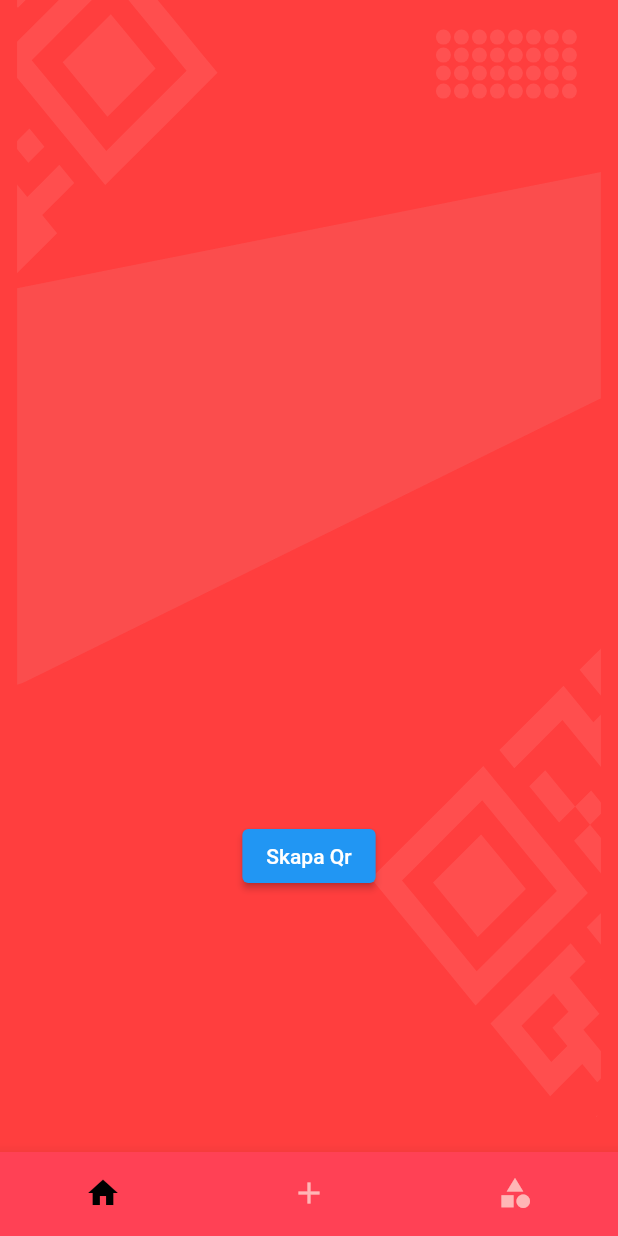
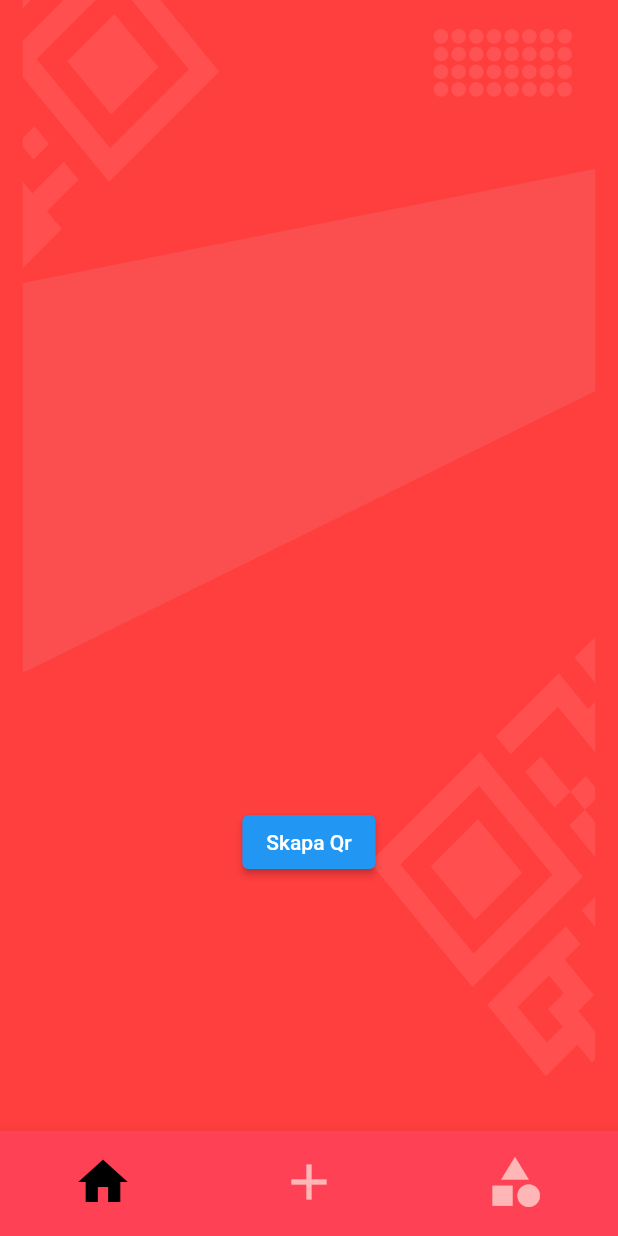
Before and after one commit to emillaudon/clubapp, a Flutter app: the screen it shows after launch, on a phone screen of 412 x 824 dp. Run offline on Flutter 3.47's test engine with Material 2 defaults, Android fonts, the phone set to English and light mode, and no system bars; our stand-ins replace flutter_svg, qr_flutter.

Commit message:
changed icon sizes

```diff
--- a/lib/views/home.dart
+++ b/lib/views/home.dart
@@ -45,16 +45,16 @@ class _MyHomePageState extends State<MyHomePage> {
         showUnselectedLabels: false,
         backgroundColor: Theme.of(context).bottomAppBarColor,
         items: const <BottomNavigationBarItem>[
-          BottomNavigationBarItem(
-            icon: Icon(Icons.home),
-            label: 'Hem',
-            ),
             BottomNavigationBarItem(
-              icon: Icon(Icons.add),
+              icon: Icon(Icons.home, size: 40.0,),
+              label: 'Hem',
+              ),
+            BottomNavigationBarItem(
+              icon: Icon(Icons.add, size: 40.0,),
               label: 'Ny',
               ),
               BottomNavigationBarItem(
-              icon: Icon(Icons.category),
+              icon: Icon(Icons.category, size: 40.0,),
               label: 'C',
               ),
         ],
```
